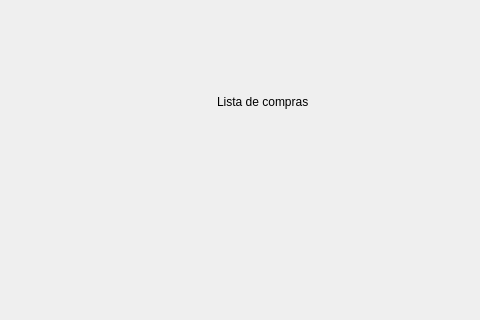
Above: marketlistwidget.ui from jesusgp22/Icemart before the change; both pictures show x 123 to 603 and y 0 to 320 of the 726 by 520 pixel window. Below: the same form after it.
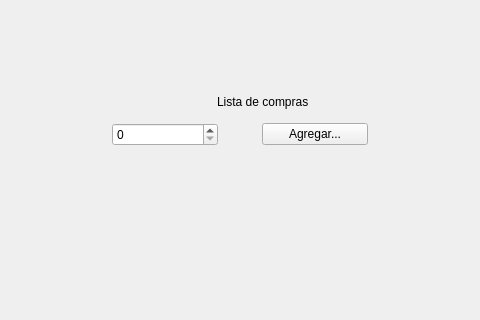
That is the form after the change. Icons and pictures are not drawn.

Patch:
```diff
--- a/marketlistwidget.ui
+++ b/marketlistwidget.ui
@@ -13,7 +13,7 @@
   <property name="windowTitle">
    <string>Form</string>
   </property>
-  <layout class="QVBoxLayout" name="verticalLayout">
+  <layout class="QVBoxLayout" name="verticalLayout_2">
    <item>
     <layout class="QHBoxLayout" name="horizontalLayout_3">
      <item>
@@ -58,9 +58,9 @@
     </layout>
    </item>
    <item>
-    <layout class="QHBoxLayout" name="horizontalLayout_4">
+    <layout class="QHBoxLayout" name="horizontalLayout_6">
      <item>
-      <spacer name="horizontalSpacer_2">
+      <spacer name="horizontalSpacer_4">
        <property name="orientation">
         <enum>Qt::Horizontal</enum>
        </property>
@@ -80,8 +80,23 @@
          <height>500</height>
         </size>
        </property>
-       <layout class="QGridLayout" name="gridLayout">
-        <item row="0" column="1">
+       <layout class="QHBoxLayout" name="horizontalLayout_5">
+        <item>
+         <spacer name="horizontalSpacer_2">
+          <property name="orientation">
+           <enum>Qt::Horizontal</enum>
+          </property>
+          <property name="sizeHint" stdset="0">
+           <size>
+            <width>39</width>
+            <height>20</height>
+           </size>
+          </property>
+         </spacer>
+        </item>
+        <item>
+         <layout class="QVBoxLayout" name="verticalLayout">
+          <item>
          <layout class="QHBoxLayout" name="horizontalLayout">
           <item>
            <widget class="QPushButton" name="makeListButton">
@@ -124,20 +139,47 @@
           </item>
          </layout>
         </item>
-        <item row="1" column="0">
-         <spacer name="horizontalSpacer_3">
-          <property name="orientation">
-           <enum>Qt::Horizontal</enum>
-          </property>
-          <property name="sizeHint" stdset="0">
+          <item>
+           <layout class="QHBoxLayout" name="horizontalLayout_4">
+            <item>
+             <widget class="QSpinBox" name="spinBox"/>
+            </item>
+            <item>
+             <widget class="QPushButton" name="addButton">
+              <property name="maximumSize">
+               <size>
+                <width>32</width>
+                <height>32</height>
+               </size>
+              </property>
+              <property name="text">
+               <string/>
+              </property>
+              <property name="icon">
+               <iconset resource="res.qrc">
+                <normaloff>:/res/checkicon.png</normaloff>:/res/checkicon.png</iconset>
+              </property>
+              <property name="iconSize">
            <size>
-            <width>40</width>
-            <height>20</height>
-           </size>
-          </property>
-         </spacer>
-        </item>
-        <item row="1" column="1">
+                <width>24</width>
+                <height>24</height>
+               </size>
+              </property>
+              <property name="flat">
+               <bool>true</bool>
+              </property>
+             </widget>
+            </item>
+            <item>
+             <widget class="QPushButton" name="addFoodButton">
+              <property name="text">
+               <string>Agregar...</string>
+              </property>
+             </widget>
+            </item>
+           </layout>
+          </item>
+          <item>
          <widget class="QListWidget" name="listWidget">
           <property name="styleSheet">
            <string notr="true">background-color: rgba(255, 255, 255, 0);
@@ -145,14 +187,16 @@
           </property>
          </widget>
         </item>
-        <item row="1" column="2">
-         <spacer name="horizontalSpacer_4">
+         </layout>
+        </item>
+        <item>
+         <spacer name="horizontalSpacer_3">
           <property name="orientation">
            <enum>Qt::Horizontal</enum>
           </property>
           <property name="sizeHint" stdset="0">
            <size>
-            <width>40</width>
+            <width>39</width>
             <height>20</height>
            </size>
           </property>
@@ -162,7 +206,7 @@
       </widget>
      </item>
      <item>
-      <spacer name="horizontalSpacer_6">
+      <spacer name="horizontalSpacer_5">
        <property name="orientation">
         <enum>Qt::Horizontal</enum>
        </property>
```
Lines whose indentation alone changed are shown as unchanged.
